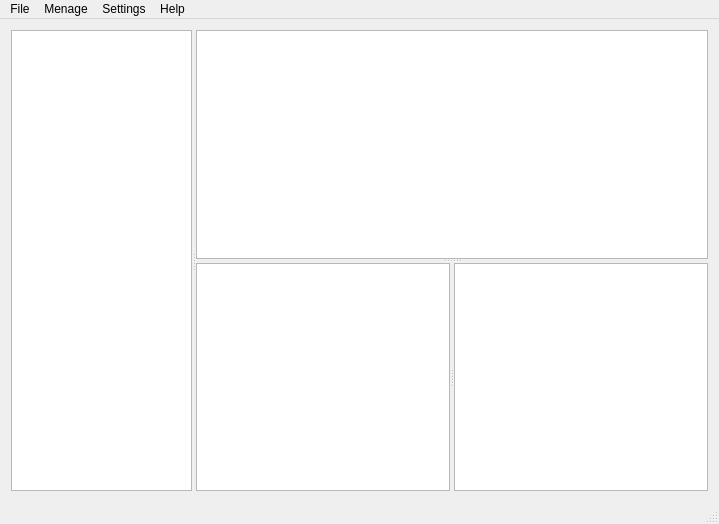
First picture: the form in VCL/mainwindow.ui, repository CerberPup/VersionControl, before the edit.
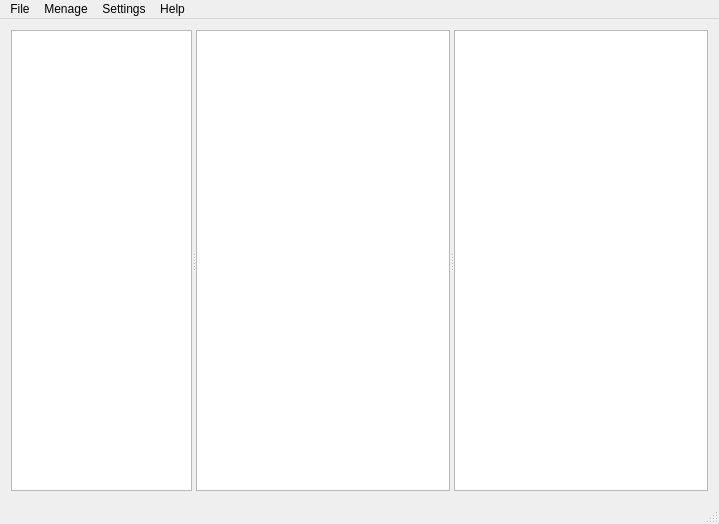
Second picture: the form after the edit.

What changed in the file:
```diff
--- a/VCL/mainwindow.ui
+++ b/VCL/mainwindow.ui
@@ -68,7 +68,6 @@
        <property name="childrenCollapsible">
         <bool>false</bool>
        </property>
-       <widget class="QListView" name="CommitListView"/>
        <widget class="QSplitter" name="splitter">
         <property name="orientation">
          <enum>Qt::Horizontal</enum>
```
Left out of the diff: 45 changed lines with no effect on the pictures.
